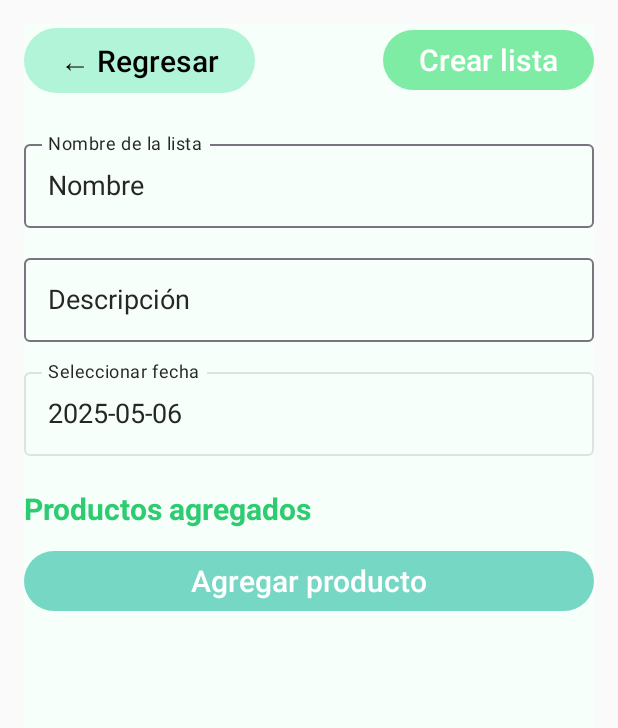
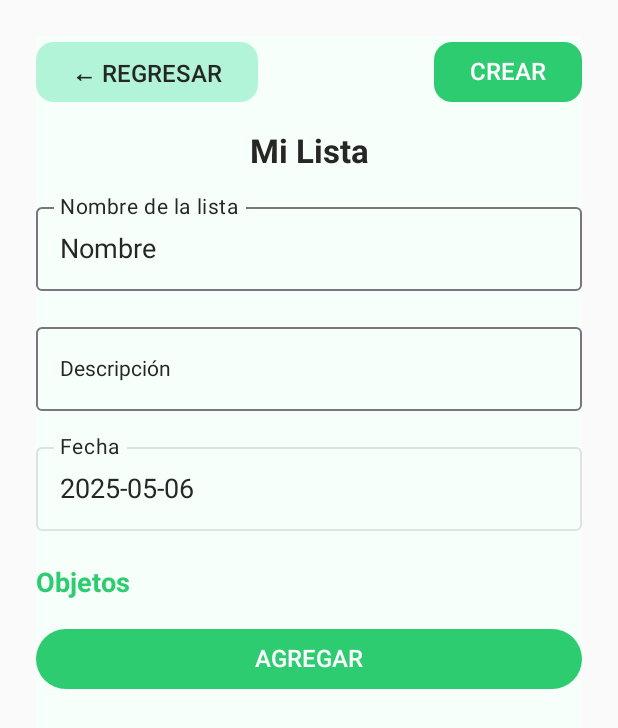
Before and after one commit to JuanfeP2004/AppNativa, an Android app built with Jetpack Compose: a screen of MainActivity opened through its navigation route, on a phone screen of 412 x 824 dp. Shown: the top 728 px of the screen. Run offline under Robolectric (Android 15) with nearby library versions, the phone set to English and light mode, and no system bars.

Commit message:
Estilos corregidos y mejorados del screen CreateList.kt

```diff
--- a/app/src/main/java/com/xacarana/milistademercado/screens/CreateList.kt
+++ b/app/src/main/java/com/xacarana/milistademercado/screens/CreateList.kt
@@ -29,7 +29,6 @@ import com.xacarana.milistademercado.models.CreateListModel
 import com.xacarana.milistademercado.models.MarketList
 import com.xacarana.milistademercado.models.Product
 import com.xacarana.milistademercado.models.User
-import kotlinx.coroutines.launch
 import java.time.LocalDate
 
 @RequiresApi(Build.VERSION_CODES.O)
@@ -47,7 +46,6 @@ fun CreateList(
     var description by remember { mutableStateOf(createlist.list.value?.description!!) }
     var lista = remember { mutableStateListOf(*list.toTypedArray()) }
     var messageError by remember { mutableStateOf("") }
-    val coroutineScope = rememberCoroutineScope()
 
     val objectlista = MarketList(
         id = "",
@@ -61,11 +59,13 @@ fun CreateList(
     Column(
         modifier = Modifier
             .fillMaxSize()
-            .padding(16.dp)
+            .padding(24.dp)
             .background(Color(0xFFF6FFFA))
     ) {
         Row(
-            modifier = Modifier.fillMaxWidth(),
+            modifier = Modifier
+                .fillMaxWidth()
+                .padding(bottom = 16.dp),
             horizontalArrangement = Arrangement.SpaceBetween,
             verticalAlignment = Alignment.CenterVertically
         ) {
@@ -79,9 +79,10 @@ fun CreateList(
                     }
                     navController.navigate("menu")
                 },
-                colors = ButtonDefaults.buttonColors(containerColor = Color(0xFFB1F4D8))
+                colors = ButtonDefaults.buttonColors(containerColor = Color(0xFFB1F4D8)),
+                shape = MaterialTheme.shapes.medium
             ) {
-                Text("← Regresar", color = Color.Black)
+                Text("← REGRESAR", fontSize = 16.sp, fontWeight = FontWeight.SemiBold)
             }
 
             Button(
@@ -102,16 +103,24 @@ fun CreateList(
                         messageError = check
                     }
                 },
-                colors = ButtonDefaults.buttonColors(containerColor = Color(0xFF7EECA5))
+                colors = ButtonDefaults.buttonColors(containerColor = Color(0xFF2ECC71)),
+                shape = MaterialTheme.shapes.medium
             ) {
-                Text("Crear lista", color = Color.White)
+                Text("CREAR", fontSize = 16.sp, fontWeight = FontWeight.SemiBold, color = Color.White)
             }
         }
 
-        Spacer(modifier = Modifier.height(24.dp))
+        Text(
+            text = "Mi Lista",
+            fontSize = 22.sp,
+            fontWeight = FontWeight.Bold,
+            modifier = Modifier
+                .align(Alignment.CenterHorizontally)
+                .padding(bottom = 16.dp)
+        )
 
         OutlinedTextField(
-            label = { Text("Nombre de la lista") },
+            label = { Text("Nombre de la lista", fontSize = 14.sp) },
             value = name,
             onValueChange = {
                 name = it
@@ -122,10 +131,10 @@ fun CreateList(
             singleLine = true
         )
 
-        Spacer(modifier = Modifier.height(12.dp))
+        Spacer(modifier = Modifier.height(16.dp))
 
         OutlinedTextField(
-            label = { Text("Descripción") },
+            label = { Text("Descripción", fontSize = 14.sp) },
             value = description,
             onValueChange = {
                 description = it
@@ -136,7 +145,7 @@ fun CreateList(
             maxLines = 3
         )
 
-        Spacer(modifier = Modifier.height(12.dp))
+        Spacer(modifier = Modifier.height(16.dp))
 
         DateTime(
             fechaSeleccionada = fecha,
@@ -155,20 +164,20 @@ fun CreateList(
         Spacer(modifier = Modifier.height(24.dp))
 
         Text(
-            text = "Productos agregados",
-            fontSize = 20.sp,
+            text = "Objetos",
+            fontSize = 18.sp,
             fontWeight = FontWeight.Bold,
             color = Color(0xFF2ECC71)
         )
 
         Button(
             modifier = Modifier
-                .padding(vertical = 12.dp)
+                .padding(vertical = 16.dp)
                 .fillMaxWidth(),
             onClick = { navController.navigate("create-product") },
-            colors = ButtonDefaults.buttonColors(containerColor = Color(0xFF76D7C4))
+            colors = ButtonDefaults.buttonColors(containerColor = Color(0xFF2ECC71))
         ) {
-            Text("Agregar producto", color = Color.White)
+            Text("AGREGAR", fontSize = 16.sp, fontWeight = FontWeight.SemiBold, color = Color.White)
         }
 
         LazyColumn {
@@ -210,7 +219,7 @@ fun DateTime(
         OutlinedTextField(
             value = fechaSeleccionada?.toString() ?: "",
             onValueChange = {},
-            label = { Text("Seleccionar fecha") },
+            label = { Text("Fecha", fontSize = 14.sp) },
             readOnly = true,
             enabled = false,
             modifier = Modifier.fillMaxWidth()
@@ -223,12 +232,13 @@ fun ProductWidget(product: Product, onDelete: () -> Unit) {
     Card(
         modifier = Modifier
             .fillMaxWidth()
-            .padding(vertical = 6.dp),
-        colors = CardDefaults.cardColors(containerColor = Color(0xFFEEFCF5))
+            .padding(vertical = 8.dp),
+        colors = CardDefaults.cardColors(containerColor = Color(0xFFEEFCF5)),
+        shape = MaterialTheme.shapes.medium
     ) {
         Row(
             modifier = Modifier
-                .padding(12.dp),
+                .padding(16.dp),
             horizontalArrangement = Arrangement.SpaceBetween,
             verticalAlignment = Alignment.CenterVertically
         ) {
@@ -236,12 +246,12 @@ fun ProductWidget(product: Product, onDelete: () -> Unit) {
                 Image(
                     painter = painterResource(id = product.idProduct),
                     contentDescription = product.name,
-                    modifier = Modifier.size(60.dp)
+                    modifier = Modifier.size(64.dp)
                 )
                 Spacer(modifier = Modifier.width(12.dp))
                 Column {
-                    Text(product.name, fontWeight = FontWeight.Bold)
-                    Text("Unidades: ${product.amount} ${product.und}")
+                    Text(product.name, fontWeight = FontWeight.Bold, fontSize = 16.sp)
+                    Text("Unidades: ${product.amount} ${product.und}", fontSize = 14.sp)
                 }
             }
             Icon(
```
